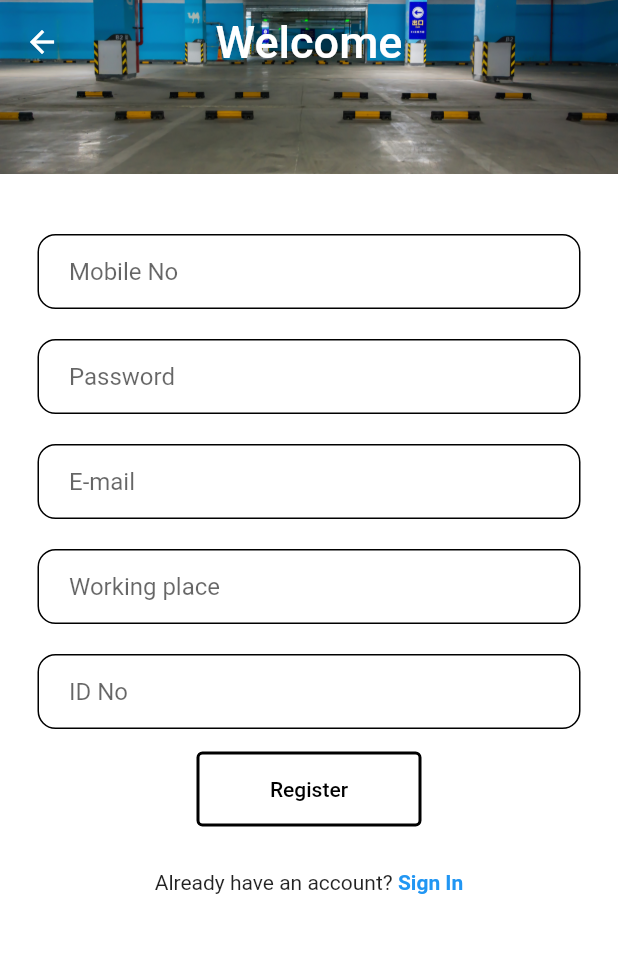
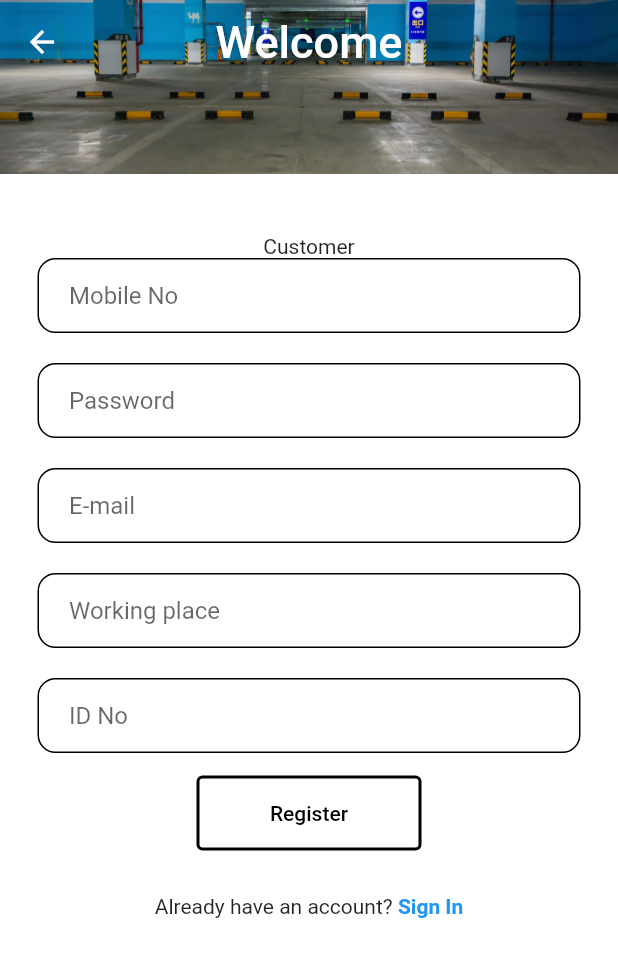
Before and after one commit to Avishkasj/Automobile-mobile-app, a Flutter app: the RegisterPage screen opened directly, on a phone screen of 412 x 824 dp. Shown: the top 957 px of the screen. Run offline on Flutter 3.47's test engine with Material 2 defaults, Android fonts, the phone set to English and light mode, and no system bars; our stand-ins replace cloud_firestore, firebase_auth, firebase_core; accounts and stored records are empty.

Commit message:
Update register.dart

```diff
--- a/lib/register.dart
+++ b/lib/register.dart
@@ -80,6 +80,7 @@ class _RegisterPageState extends State<RegisterPage> {
       child: Container(
         child: Column(
           children: [
+            Text("Customer"),
             Padding(
               padding: const EdgeInsets.symmetric(horizontal: 25.0),
               child: Container(
@@ -246,7 +247,7 @@ class _RegisterPageState extends State<RegisterPage> {
       child: Container(
         child: Column(
           children: [
-
+            Text("Macanic"),
             Padding(
               padding: const EdgeInsets.symmetric(horizontal: 25.0),
               child: Container(
```
